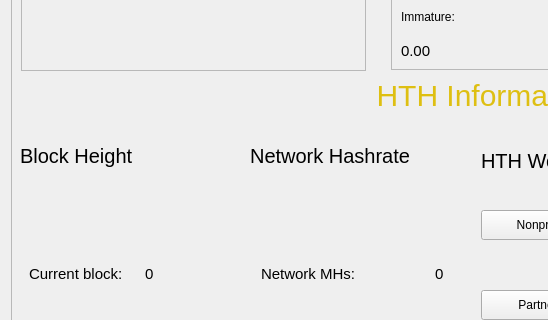
The window that src/qt/forms/overviewpage.ui (HTHcoin/helpthehomelesscoin) describes before a commit, drawn with Qt 5; both pictures show x 0 to 548 and y 151 to 471 of the 1000 by 560 pixel window.
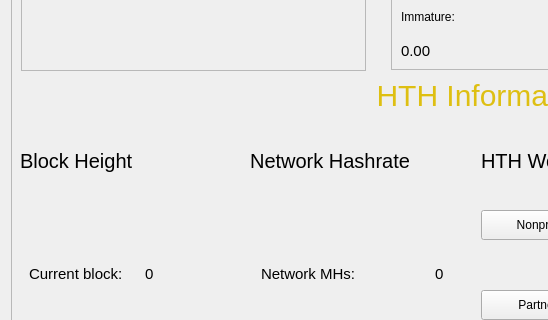
The same window after the commit.

What changed in the file:
```diff
--- a/src/qt/forms/overviewpage.ui
+++ b/src/qt/forms/overviewpage.ui
@@ -73,7 +73,7 @@
          <property name="sizeHint" stdset="0">
           <size>
            <width>20</width>
-           <height>3</height>
+           <height>8</height>
           </size>
          </property>
         </spacer>
```
